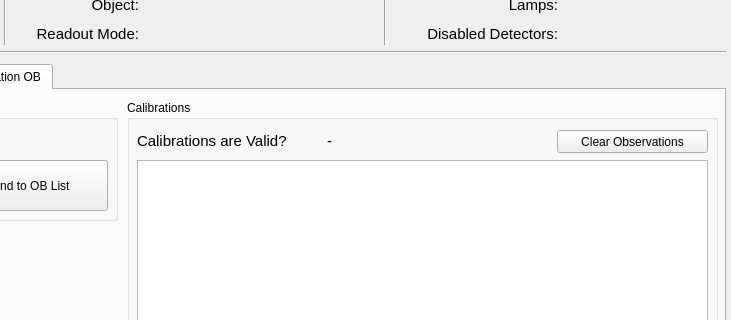
KeckObservatory/KPFTranslator, file kpf/OB_GUI/KPF_OB_GUI.ui: the form before one commit; both pictures show x 345 to 1076 and y 135 to 455 of the 1076 by 916 pixel window.
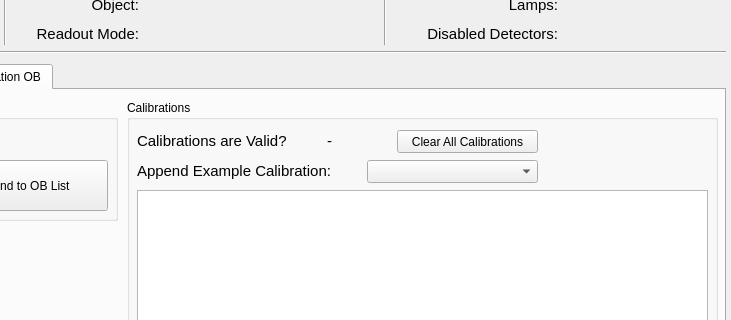
The form after the commit. The open tabs and pages were chosen to show the change.

Commit message: Tool to add default calibration (non functional)

The edit to the form file:
```diff
--- a/kpf/OB_GUI/KPF_OB_GUI.ui
+++ b/kpf/OB_GUI/KPF_OB_GUI.ui
@@ -1297,9 +1297,9 @@
       <widget class="QPushButton" name="BC_ClearCalibrationsButton">
        <property name="geometry">
         <rect>
-         <x>430</x>
+         <x>270</x>
          <y>30</y>
-         <width>151</width>
+         <width>141</width>
          <height>23</height>
         </rect>
        </property>
@@ -1307,19 +1307,47 @@
         <string>This will set the current exposure to End, triggering a readout and will request the current script to stop at the next opportunity (typically after the exposure is done).</string>
        </property>
        <property name="text">
-        <string>Clear Observations</string>
+        <string>Clear All Calibrations</string>
        </property>
       </widget>
       <widget class="QPlainTextEdit" name="BC_CalibrationsView">
        <property name="geometry">
         <rect>
          <x>10</x>
-         <y>60</y>
+         <y>90</y>
          <width>571</width>
-         <height>591</height>
+         <height>561</height>
         </rect>
        </property>
       </widget>
+      <widget class="QComboBox" name="BC_ExampleCalibrations">
+       <property name="geometry">
+        <rect>
+         <x>240</x>
+         <y>60</y>
+         <width>171</width>
+         <height>23</height>
+        </rect>
+       </property>
+      </widget>
+      <widget class="QLabel" name="BC_CalibrationsValidLabel_2">
+       <property name="geometry">
+        <rect>
+         <x>10</x>
+         <y>60</y>
+         <width>221</width>
+         <height>21</height>
+        </rect>
+       </property>
+       <property name="font">
+        <font>
+         <pointsize>11</pointsize>
+        </font>
+       </property>
+       <property name="text">
+        <string>Append Example Calibration:</string>
+       </property>
+      </widget>
      </widget>
     </widget>
    </widget>
```
The commit also changes 1 other file.
